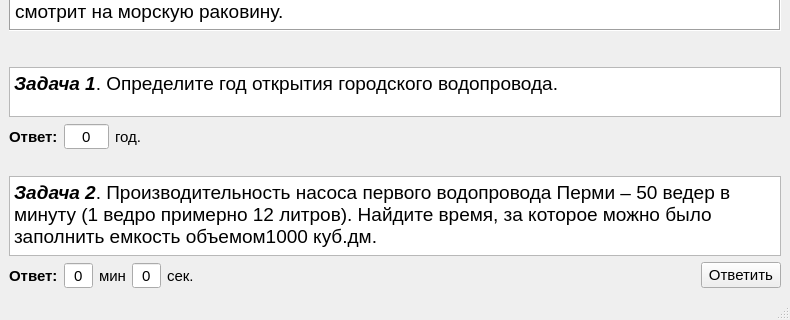
VladZuykin/quest, file SixthTaskWindow.ui: the form before one commit; both pictures show x 0 to 790 and y 169 to 489 of the 790 by 489 pixel window.
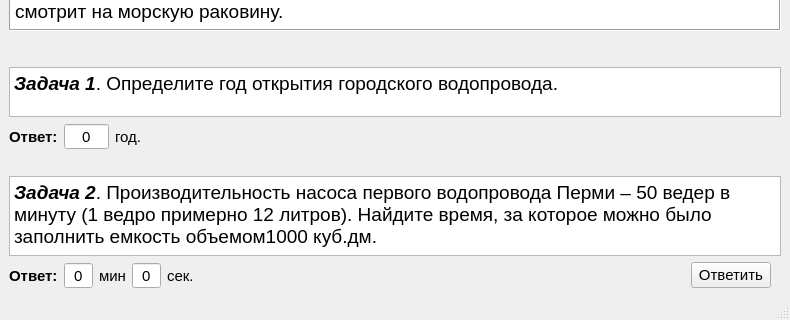
The form after the commit.

Patch:
```diff
--- a/SixthTaskWindow.ui
+++ b/SixthTaskWindow.ui
@@ -305,6 +305,22 @@
         </property>
        </widget>
       </item>
+      <item>
+       <spacer name="horizontalSpacer_3">
+        <property name="orientation">
+         <enum>Qt::Horizontal</enum>
+        </property>
+        <property name="sizeType">
+         <enum>QSizePolicy::Fixed</enum>
+        </property>
+        <property name="sizeHint" stdset="0">
+         <size>
+          <width>10</width>
+          <height>20</height>
+         </size>
+        </property>
+       </spacer>
+      </item>
      </layout>
     </item>
    </layout>
```
